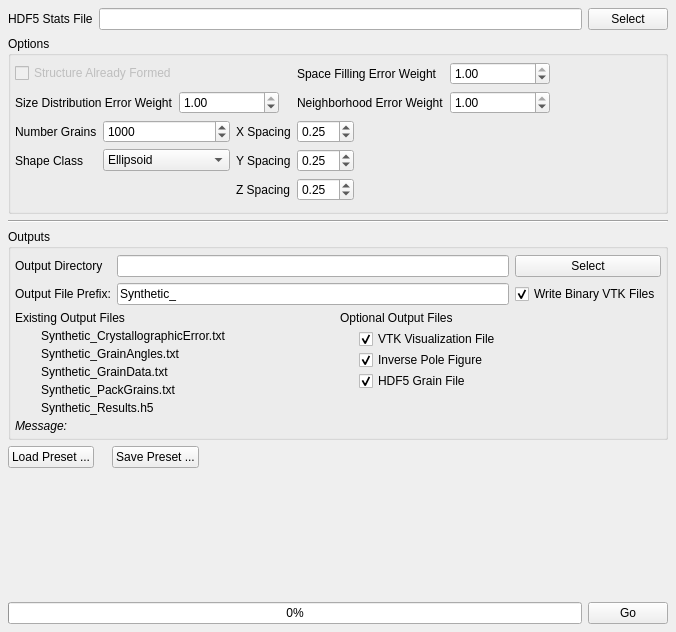
Old version of the form Source/AIM/GUI/UI_Files/GrainGeneratorWidget.ui in the repository BlueQuartzSoftware/DREAM3D.
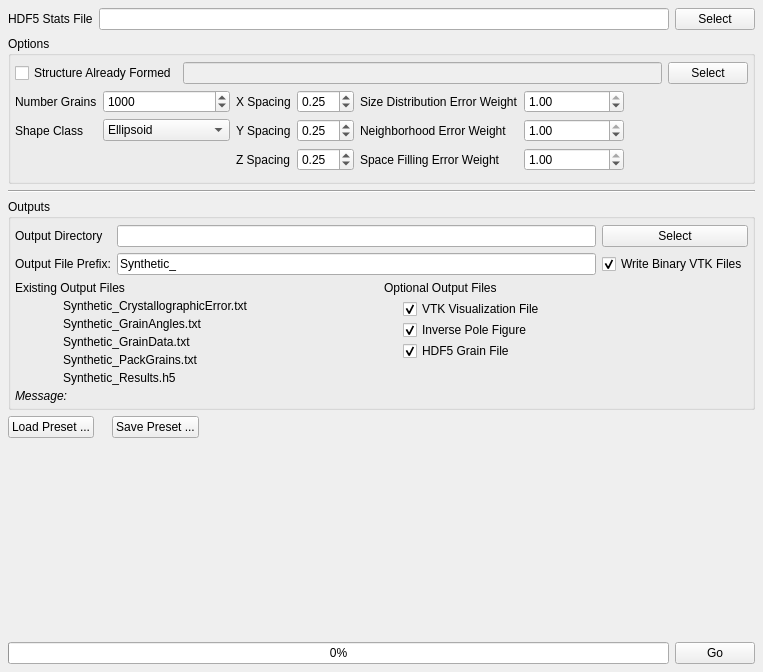
New version of the form. Icons and pictures are not drawn.

Commit message: Implementing the reading of a grain structure from a VTK STRUCTURED_POINTS file for the GrainGenerator modules. THis includes GUI additions and additions to each file in support of new APIs and other changes.

Diff of the .ui file:
```diff
--- a/Source/AIM/GUI/UI_Files/GrainGeneratorWidget.ui
+++ b/Source/AIM/GUI/UI_Files/GrainGeneratorWidget.ui
@@ -6,8 +6,8 @@
    <rect>
     <x>0</x>
     <y>0</y>
-    <width>676</width>
-    <height>632</height>
+    <width>763</width>
+    <height>672</height>
    </rect>
   </property>
   <property name="windowTitle">
@@ -61,120 +61,27 @@
       </property>
       <item>
        <layout class="QGridLayout" name="gridLayout_25">
-        <item row="0" column="4">
-         <widget class="QDoubleSpinBox" name="m_FillingErrorWeight">
-          <property name="minimumSize">
-           <size>
-            <width>100</width>
-            <height>0</height>
-           </size>
-          </property>
-          <property name="maximum">
-           <double>1.000000000000000</double>
-          </property>
-          <property name="singleStep">
-           <double>0.100000000000000</double>
-          </property>
-          <property name="value">
-           <double>1.000000000000000</double>
-          </property>
-         </widget>
-        </item>
-        <item row="1" column="3">
-         <widget class="QLabel" name="label_3">
-          <property name="text">
-           <string>Neighborhood Error Weight</string>
-          </property>
-         </widget>
-        </item>
-        <item row="1" column="4">
-         <widget class="QDoubleSpinBox" name="m_NeighborhoodErrorWeight">
-          <property name="minimumSize">
-           <size>
-            <width>100</width>
-            <height>0</height>
-           </size>
-          </property>
-          <property name="maximum">
-           <double>1.000000000000000</double>
-          </property>
-          <property name="singleStep">
-           <double>0.100000000000000</double>
-          </property>
-          <property name="value">
-           <double>1.000000000000000</double>
-          </property>
-         </widget>
-        </item>
-        <item row="0" column="0" colspan="2">
+        <item row="1" column="2">
          <widget class="QCheckBox" name="m_AlreadyFormed">
           <property name="enabled">
-           <bool>false</bool>
+           <bool>true</bool>
           </property>
           <property name="text">
            <string>Structure Already Formed</string>
           </property>
          </widget>
         </item>
-        <item row="1" column="0">
-         <widget class="QLabel" name="label_4">
-          <property name="text">
-           <string>Size Distribution Error Weight</string>
+        <item row="1" column="3">
+         <widget class="QLineEdit" name="m_StructureFile">
+          <property name="enabled">
+           <bool>false</bool>
           </property>
          </widget>
         </item>
-        <item row="1" column="1">
-         <widget class="QDoubleSpinBox" name="m_SizeDistErrorWeight">
-          <property name="minimumSize">
-           <size>
-            <width>100</width>
-            <height>0</height>
-           </size>
-          </property>
-          <property name="maximum">
-           <double>1.000000000000000</double>
-          </property>
-          <property name="singleStep">
-           <double>0.100000000000000</double>
-          </property>
-          <property name="value">
-           <double>1.000000000000000</double>
-          </property>
-         </widget>
-        </item>
-        <item row="0" column="5" rowspan="2">
-         <spacer name="horizontalSpacer_16">
-          <property name="orientation">
-           <enum>Qt::Horizontal</enum>
-          </property>
-          <property name="sizeHint" stdset="0">
-           <size>
-            <width>40</width>
-            <height>20</height>
-           </size>
-          </property>
-         </spacer>
-        </item>
-        <item row="0" column="2" rowspan="2">
-         <spacer name="horizontalSpacer_22">
-          <property name="orientation">
-           <enum>Qt::Horizontal</enum>
-          </property>
-          <property name="sizeType">
-           <enum>QSizePolicy::Fixed</enum>
-          </property>
-          <property name="sizeHint" stdset="0">
-           <size>
-            <width>12</width>
-            <height>20</height>
-           </size>
-          </property>
-         </spacer>
-        </item>
-        <item row="0" column="3">
-         <widget class="QLabel" name="label_55">
+        <item row="1" column="4">
+         <widget class="QPushButton" name="m_StructureFileBtn">
           <property name="text">
-           <string>Space Filling Error Weight</string>
+           <string>Select</string>
           </property>
          </widget>
         </item>
@@ -182,7 +89,7 @@
       </item>
       <item>
        <layout class="QGridLayout" name="gridLayout_7">
-        <item row="0" column="4" rowspan="4">
+        <item row="0" column="6" rowspan="4">
          <spacer name="horizontalSpacer">
           <property name="orientation">
            <enum>Qt::Horizontal</enum>
@@ -292,6 +199,84 @@
           </property>
          </widget>
         </item>
+        <item row="0" column="4">
+         <widget class="QLabel" name="label_4">
+          <property name="text">
+           <string>Size Distribution Error Weight</string>
+          </property>
+         </widget>
+        </item>
+        <item row="0" column="5">
+         <widget class="QDoubleSpinBox" name="m_SizeDistErrorWeight">
+          <property name="minimumSize">
+           <size>
+            <width>100</width>
+            <height>0</height>
+           </size>
+          </property>
+          <property name="maximum">
+           <double>1.000000000000000</double>
+          </property>
+          <property name="singleStep">
+           <double>0.100000000000000</double>
+          </property>
+          <property name="value">
+           <double>1.000000000000000</double>
+          </property>
+         </widget>
+        </item>
+        <item row="1" column="4">
+         <widget class="QLabel" name="label_3">
+          <property name="text">
+           <string>Neighborhood Error Weight</string>
+          </property>
+         </widget>
+        </item>
+        <item row="1" column="5">
+         <widget class="QDoubleSpinBox" name="m_NeighborhoodErrorWeight">
+          <property name="minimumSize">
+           <size>
+            <width>100</width>
+            <height>0</height>
+           </size>
+          </property>
+          <property name="maximum">
+           <double>1.000000000000000</double>
+          </property>
+          <property name="singleStep">
+           <double>0.100000000000000</double>
+          </property>
+          <property name="value">
+           <double>1.000000000000000</double>
+          </property>
+         </widget>
+        </item>
+        <item row="2" column="4">
+         <widget class="QLabel" name="label_55">
+          <property name="text">
+           <string>Space Filling Error Weight</string>
+          </property>
+         </widget>
+        </item>
+        <item row="2" column="5">
+         <widget class="QDoubleSpinBox" name="m_FillingErrorWeight">
+          <property name="minimumSize">
+           <size>
+            <width>100</width>
+            <height>0</height>
+           </size>
+          </property>
+          <property name="maximum">
+           <double>1.000000000000000</double>
+          </property>
+          <property name="singleStep">
+           <double>0.100000000000000</double>
+          </property>
+          <property name="value">
+           <double>1.000000000000000</double>
+          </property>
+         </widget>
+        </item>
        </layout>
       </item>
      </layout>
```
Left out of the diff: 35 changed lines with no effect on the pictures. The commit also changes 18 other files.
